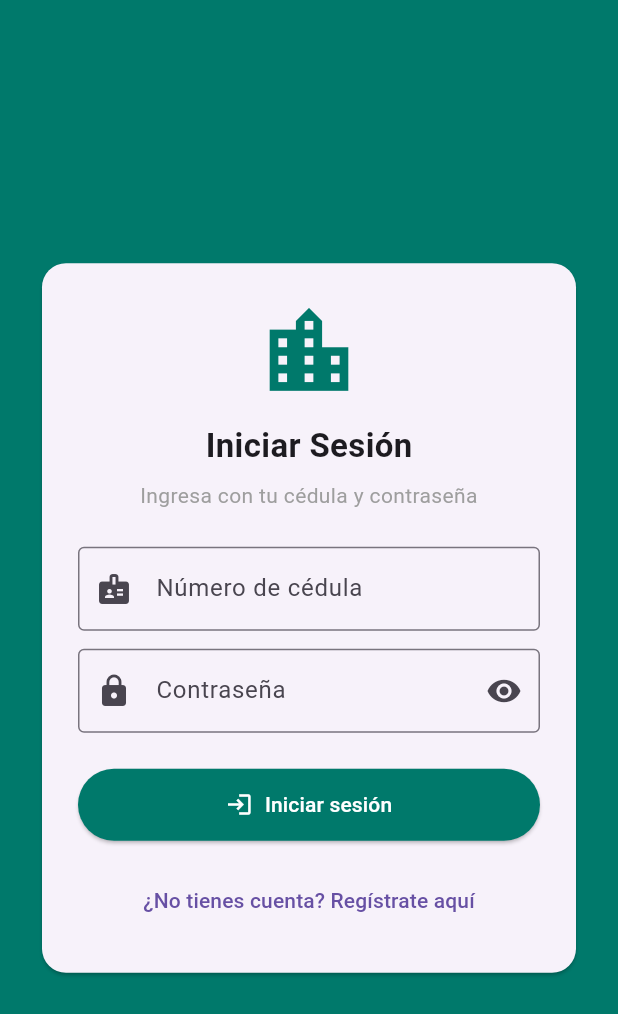
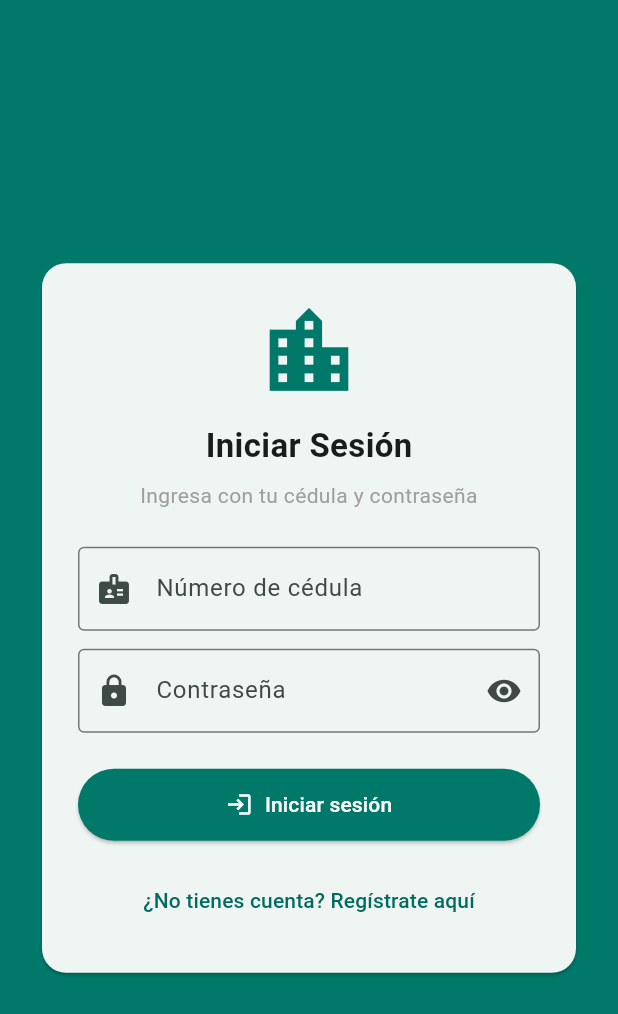
Before and after one commit to Andresvcnt1/Aplicacion_Geoinformatica, a Flutter app: the screen it shows after launch, on a phone screen of 412 x 824 dp. Shown: the top 1014 px of the screen. Run offline on Flutter 3.47's test engine with Material 3 defaults, Android fonts, the phone set to English and light mode, and no system bars; our stand-ins replace flutter_map, geolocator, image_picker, latlong2, local_auth, shared_preferences.

Commit message:
corregir main.dart

```diff
--- a/APLICACION_TESIS/geoincidencias_loja/lib/main.dart
+++ b/APLICACION_TESIS/geoincidencias_loja/lib/main.dart
@@ -14,8 +14,10 @@ class MyApp extends StatelessWidget {
       title: 'GeoIncidencias Loja',
       debugShowCheckedModeBanner: false,
       theme: ThemeData(
-        primaryColor: const Color(0xFF00796B),
         useMaterial3: true,
+        colorScheme: ColorScheme.fromSeed(
+          seedColor: const Color(0xFF00796B),
+        ),
       ),
       // Forzamos que arranque directo en el Splash
       home: const SplashScreen(),
```
